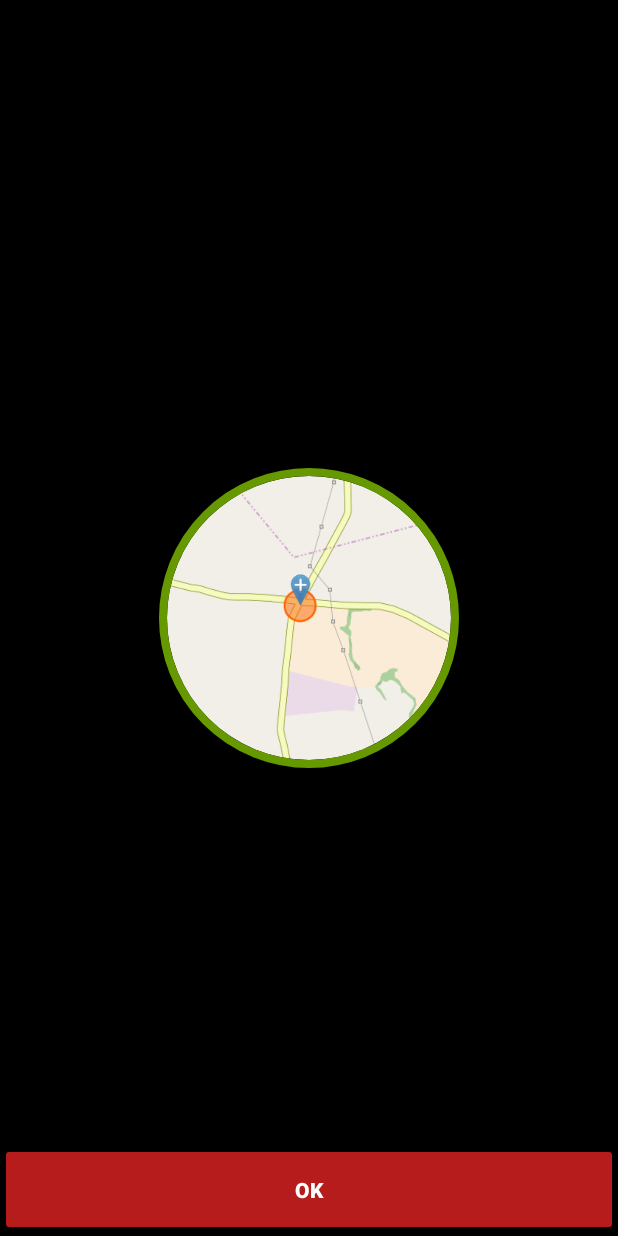
After one commit to kenedyivan/v_guard_app, an Android app: the CancelRequestActivity screen opened directly, with no data from a screen before it, on a phone screen of 412 x 824 dp. The commit adds this screen. Run offline under Robolectric (Android 15) with nearby library versions, the phone set to English and light mode, and no system bars; our stand-ins replace CircleImageView, Firebase (no records; nobody signed in at launch, a user with empty details on screens opened directly).

Commit message:
Cancel guard request

```diff
--- a/app/src/main/AndroidManifest.xml
+++ b/app/src/main/AndroidManifest.xml
@@ -84,6 +84,9 @@
         </service>
 
         <activity android:name=".CarOwnerCallActivity" />
+
+        <activity android:name=".CancelRequestActivity" />
+
         <activity
             android:name=".GuardTrackingActivity"
             android:label="@string/title_activity_guard_tracking">
--- /dev/null
+++ b/app/src/main/java/com/project/ken/vecurityguard/CancelRequestActivity.java
@@ -0,0 +1,92 @@
+package com.project.ken.vecurityguard;
+
+import android.content.Intent;
+import android.media.MediaPlayer;
+import android.os.Bundle;
+import android.support.v7.app.ActionBar;
+import android.support.v7.app.AppCompatActivity;
+import android.text.TextUtils;
+import android.util.Log;
+import android.view.View;
+import android.widget.Button;
+import android.widget.TextView;
+import android.widget.Toast;
+
+import com.google.firebase.auth.FirebaseAuth;
+import com.google.firebase.database.DatabaseReference;
+import com.google.firebase.database.FirebaseDatabase;
+import com.project.ken.vecurityguard.Common.Common;
+import com.project.ken.vecurityguard.Models.FCMResponse;
+import com.project.ken.vecurityguard.Models.Notification;
+import com.project.ken.vecurityguard.Models.Sender;
+import com.project.ken.vecurityguard.Models.Token;
+import com.project.ken.vecurityguard.Remote.IFCMService;
+import com.project.ken.vecurityguard.Remote.IGoogleAPI;
+import com.project.ken.vecurityguard.sessions.SessionManager;
+
+import org.json.JSONArray;
+import org.json.JSONException;
+import org.json.JSONObject;
+
+import retrofit2.Call;
+import retrofit2.Callback;
+import retrofit2.Response;
+
+public class CancelRequestActivity extends AppCompatActivity {
+    Button btnApprove;
+
+    MediaPlayer mediaPlayer;
+
+    int duration;
+    //Presence System
+    DatabaseReference searchableRef;
+
+
+    @Override
+    protected void onCreate(Bundle savedInstanceState) {
+        super.onCreate(savedInstanceState);
+        setContentView(R.layout.activity_cancel_request);
+
+        ActionBar actionBar = getSupportActionBar();
+        assert actionBar != null;
+        actionBar.hide();
+
+        mediaPlayer = MediaPlayer.create(this, R.raw.ringtone);
+        mediaPlayer.setLooping(true);
+        mediaPlayer.start();
+
+        btnApprove = findViewById(R.id.btnApprove);
+        btnApprove.setOnClickListener(new View.OnClickListener() {
+            @Override
+            public void onClick(View view) {
+                cancelRequest();
+            }
+        });
+
+    }
+
+    private void cancelRequest() {
+        Intent intent = new Intent(CancelRequestActivity.this, GuardHomeActivity.class);
+        startActivity(intent);
+        finish();
+    }
+
+
+    @Override
+    protected void onStop() {
+        mediaPlayer.release();
+        super.onStop();
+    }
+
+    @Override
+    protected void onPause() {
+        mediaPlayer.release();
+        super.onPause();
+    }
+
+    @Override
+    protected void onResume() {
+        super.onResume();
+        mediaPlayer.start();
+    }
+}
--- a/app/src/main/java/com/project/ken/vecurityguard/CarOwnerCallActivity.java
+++ b/app/src/main/java/com/project/ken/vecurityguard/CarOwnerCallActivity.java
@@ -114,7 +114,6 @@ public class CarOwnerCallActivity extends AppCompatActivity {
     }
 
     private void acceptRequest(final String carOwnerId) {
-
         SessionManager sessionManager = new SessionManager(CarOwnerCallActivity.this);
         sessionManager.setIsAcceptedTracking(true);
         //Makes guard unsearchable when busy
--- a/app/src/main/java/com/project/ken/vecurityguard/GuardTrackingActivity.java
+++ b/app/src/main/java/com/project/ken/vecurityguard/GuardTrackingActivity.java
@@ -190,7 +190,6 @@ public class GuardTrackingActivity extends FragmentActivity implements OnMapRead
             mBound = false;
         }
     };
-    private boolean isNoticeDispatched = false;
 
 
     @Override
@@ -489,8 +488,8 @@ public class GuardTrackingActivity extends FragmentActivity implements OnMapRead
 
         BitmapDescriptor icon = BitmapDescriptorFactory.fromResource(R.drawable.destination_marker);
         mMap.addMarker(new MarkerOptions().position(new LatLng(ownerLat, ownerLng))
-                .title("Destination")
-                .icon(icon));
+                .title("Destination"));
+                //.icon(icon));
 
         //Create Geo fencing with radius of 50m
         geoFire = new GeoFire(FirebaseDatabase.getInstance().getReference(Common.guards_tbl));
--- a/app/src/main/java/com/project/ken/vecurityguard/Service/MyFirebaseMessagingService.java
+++ b/app/src/main/java/com/project/ken/vecurityguard/Service/MyFirebaseMessagingService.java
@@ -12,6 +12,7 @@ import com.google.android.gms.maps.model.LatLng;
 import com.google.firebase.messaging.FirebaseMessagingService;
 import com.google.firebase.messaging.RemoteMessage;
 import com.google.gson.Gson;
+import com.project.ken.vecurityguard.CancelRequestActivity;
 import com.project.ken.vecurityguard.CarOwnerCallActivity;
 
 import org.json.JSONException;
@@ -43,6 +44,12 @@ public class MyFirebaseMessagingService extends FirebaseMessagingService {
                 Objects.equals(remoteMessage.getNotification().getTitle(), "ending")) {
             Log.d("Body", "" + remoteMessage.getNotification().getBody());
             LocalBroadcastManager.getInstance(this).sendBroadcast(new Intent("counterEnd"));
+        } else if (remoteMessage.getNotification() != null &&
+                Objects.equals(remoteMessage.getNotification().getTitle(), "Cancel")) {
+            //Log.d("Body", "" + remoteMessage.getNotification().getBody());
+            //LocalBroadcastManager.getInstance(this).sendBroadcast(new Intent("cancelRequest"));
+            Intent intent = new Intent(getBaseContext(), CancelRequestActivity.class);
+            startActivity(intent);
         } else {
             //Firebase message contains lat and lng from owner app
             JSONObject data;
--- /dev/null
+++ b/app/src/main/res/layout-v21/activity_cancel_request.xml
@@ -0,0 +1,85 @@
+<?xml version="1.0" encoding="utf-8"?>
+<RelativeLayout xmlns:android="http://schemas.android.com/apk/res/android"
+    xmlns:app="http://schemas.android.com/apk/res-auto"
+    xmlns:tools="http://schemas.android.com/tools"
+    android:layout_width="match_parent"
+    android:layout_height="match_parent"
+    android:background="@android:color/black"
+    tools:context="com.project.ken.vecurityguard.CarOwnerCallActivity">
+
+    <de.hdodenhof.circleimageview.CircleImageView
+        android:id="@+id/map_image"
+        android:layout_width="200dp"
+        android:layout_height="200dp"
+        android:layout_centerInParent="true"
+        android:layout_marginEnd="8dp"
+        android:layout_marginStart="8dp"
+        android:src="@drawable/map"
+        app:civ_border_color="@android:color/holo_green_dark"
+        app:civ_border_width="5dp" />
+
+    <LinearLayout
+        android:layout_width="match_parent"
+        android:layout_height="wrap_content"
+        android:layout_below="@id/map_image"
+        android:layout_marginTop="16dp"
+        android:orientation="vertical">
+
+        <TextView
+            android:id="@+id/txtGuardingTime"
+            android:layout_width="match_parent"
+            android:layout_height="wrap_content"
+            android:textAlignment="center"
+            android:textColor="@android:color/white"
+            android:textSize="24sp"
+            android:textStyle="bold"/>
+
+        <TextView
+            android:id="@+id/txtTime"
+            android:layout_width="match_parent"
+            android:layout_height="wrap_content"
+            android:textAlignment="center"
+            android:textColor="@android:color/white"
+            android:textSize="22sp"
+            android:textStyle="bold" />
+
+        <TextView
+            android:id="@+id/txtDistance"
+            android:layout_width="match_parent"
+            android:layout_height="wrap_content"
+            android:textAlignment="center"
+            android:textColor="@android:color/white"
+            android:textSize="20sp"
+            android:textStyle="bold" />
+
+        <TextView
+            android:id="@+id/txtAddress"
+            android:layout_width="match_parent"
+            android:layout_height="wrap_content"
+            android:textAlignment="center"
+            android:textColor="@android:color/white" />
+
+    </LinearLayout>
+
+    <LinearLayout
+        android:layout_width="match_parent"
+        android:layout_height="wrap_content"
+        android:layout_alignParentBottom="true"
+        android:orientation="horizontal">
+
+        <Button
+            android:id="@+id/btnApprove"
+            android:layout_width="match_parent"
+            android:layout_height="wrap_content"
+            android:layout_marginTop="10dp"
+            android:layout_weight="1"
+            android:paddingBottom="21dp"
+            android:paddingTop="21dp"
+            android:text="OK"
+            android:textStyle="bold"
+            android:theme="@style/declineButtonTheme" />
+
+    </LinearLayout>
+
+
+</RelativeLayout>
```
